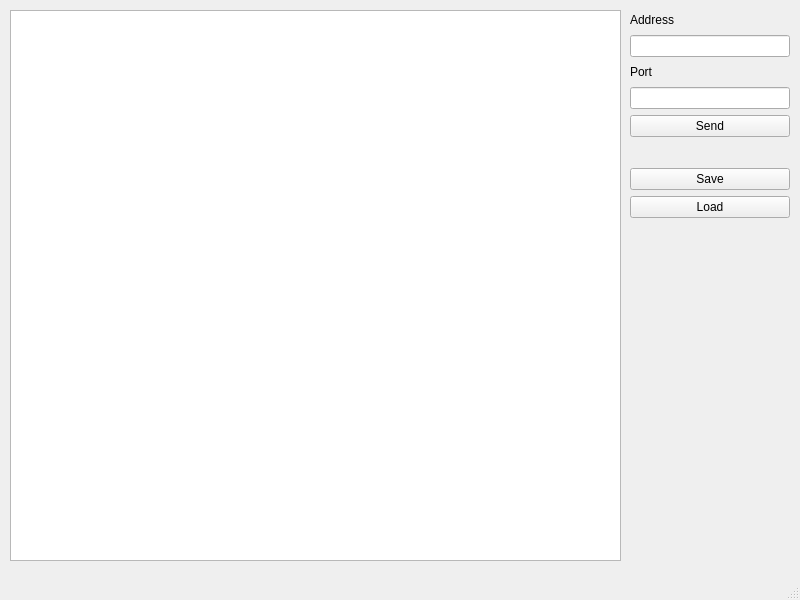
First picture: the form in ui/client.ui, repository borisrozhnov0/Velog, before the edit.
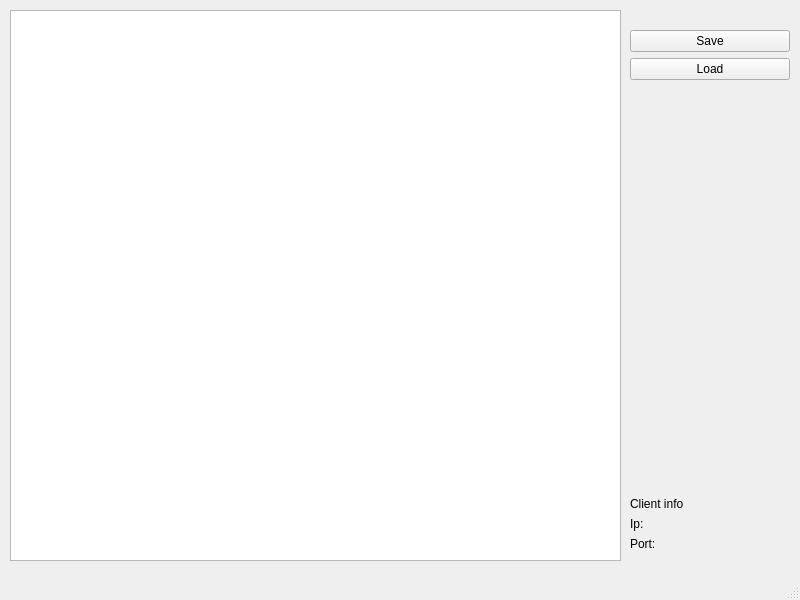
Second picture: the form after the edit.

Commit message: feat: rework UI

```diff
--- a/ui/client.ui
+++ b/ui/client.ui
@@ -30,40 +30,13 @@
       <x>630</x>
       <y>10</y>
       <width>160</width>
-      <height>208</height>
+      <height>541</height>
      </rect>
     </property>
     <layout class="QVBoxLayout" name="verticalLayout">
-     <item>
-      <widget class="QLabel" name="Lable_">
-       <property name="text">
-        <string>Address</string>
-       </property>
-      </widget>
-     </item>
-     <item>
-      <widget class="QLineEdit" name="Line_Address"/>
-     </item>
      <item>
       <widget class="QLabel" name="label_2">
        <property name="text">
-        <string>Port</string>
-       </property>
-      </widget>
-     </item>
-     <item>
-      <widget class="QLineEdit" name="Line_port"/>
-     </item>
-     <item>
-      <widget class="QPushButton" name="Button_send">
-       <property name="text">
-        <string>Send</string>
-       </property>
-      </widget>
-     </item>
-     <item>
-      <widget class="QLabel" name="label_3">
-       <property name="text">
         <string/>
        </property>
       </widget>
@@ -82,6 +55,40 @@
        </property>
       </widget>
      </item>
+     <item>
+      <spacer name="verticalSpacer">
+       <property name="orientation">
+        <enum>Qt::Orientation::Vertical</enum>
+       </property>
+       <property name="sizeHint" stdset="0">
+        <size>
+         <width>20</width>
+         <height>40</height>
+        </size>
+       </property>
+      </spacer>
+     </item>
+     <item>
+      <widget class="QLabel" name="label">
+       <property name="text">
+        <string>Client info</string>
+       </property>
+      </widget>
+     </item>
+     <item>
+      <widget class="QLabel" name="label_client_ip">
+       <property name="text">
+        <string>Ip:</string>
+       </property>
+      </widget>
+     </item>
+     <item>
+      <widget class="QLabel" name="label_port">
+       <property name="text">
+        <string>Port:</string>
+       </property>
+      </widget>
+     </item>
     </layout>
    </widget>
   </widget>
```
Left out of the diff: 4 changed lines with no effect on the pictures. The commit also changes 5 other files.
